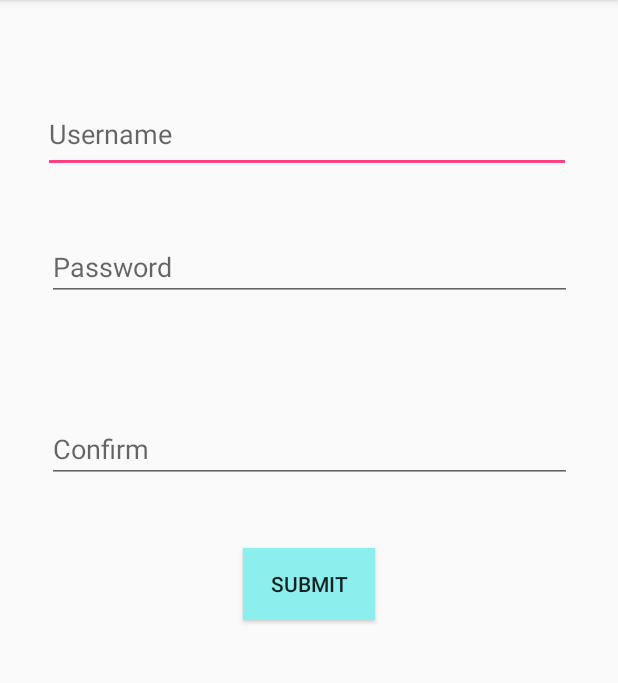
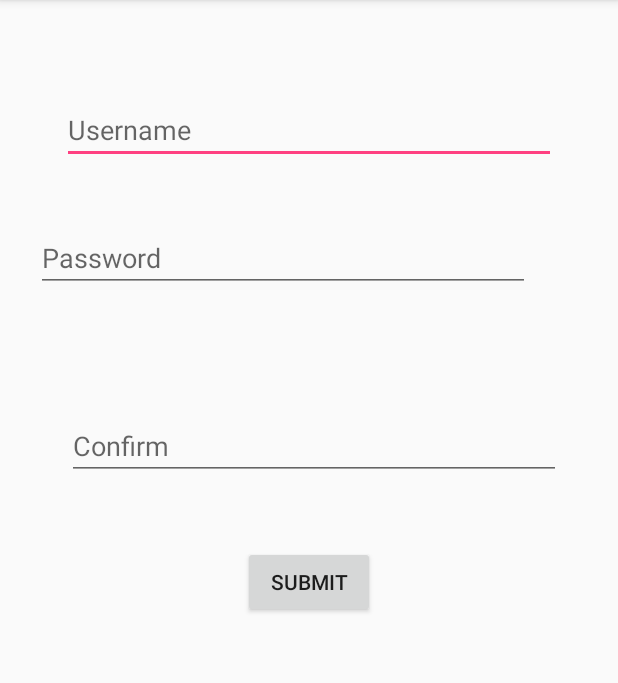
Before and after one commit to WangHexie/YunNote, an Android app: the RegisterActivity screen opened directly, with no data from a screen before it, on a phone screen of 412 x 824 dp, the part 84-767 px from its top. Run offline under Robolectric (Android 15) with nearby library versions, the phone set to English and light mode, and no system bars.

Commit message:
update UI

```diff
--- a/client/MobileApp/app/src/main/res/layout/activity_register.xml
+++ b/client/MobileApp/app/src/main/res/layout/activity_register.xml
@@ -8,10 +8,10 @@
 
     <EditText
         android:id="@+id/username"
-        android:layout_width="352dp"
-        android:layout_height="51dp"
-        android:layout_marginEnd="11dp"
-        android:layout_marginStart="8dp"
+        android:layout_width="329dp"
+        android:layout_height="wrap_content"
+        android:layout_marginEnd="24dp"
+        android:layout_marginStart="24dp"
         android:layout_marginTop="64dp"
         android:ems="10"
         android:hint="Username"
@@ -22,34 +22,35 @@
 
     <EditText
         android:id="@+id/password"
-        android:layout_width="350dp"
+        android:layout_width="329dp"
         android:layout_height="wrap_content"
-        android:layout_marginEnd="8dp"
-        android:layout_marginStart="8dp"
+        android:layout_marginEnd="24dp"
+        android:layout_marginStart="24dp"
         android:layout_marginTop="40dp"
         android:ems="10"
         android:hint="Password"
         android:inputType="textPassword"
         app:layout_constraintEnd_toEndOf="parent"
+        app:layout_constraintHorizontal_bias="0.0"
         app:layout_constraintStart_toStartOf="parent"
         app:layout_constraintTop_toBottomOf="@+id/username" />
 
     <EditText
         android:id="@+id/pass_confirm"
-        android:layout_width="350dp"
-        android:layout_height="45dp"
+        android:layout_width="329dp"
+        android:layout_height="wrap_content"
         android:layout_marginBottom="8dp"
-        android:layout_marginEnd="8dp"
-        android:layout_marginStart="8dp"
-        android:layout_marginTop="8dp"
+        android:layout_marginEnd="24dp"
+        android:layout_marginStart="24dp"
         android:ems="10"
         android:hint="Confirm"
         android:inputType="textPassword"
         app:layout_constraintBottom_toBottomOf="parent"
         app:layout_constraintEnd_toEndOf="parent"
+        app:layout_constraintHorizontal_bias="0.6"
         app:layout_constraintStart_toStartOf="parent"
         app:layout_constraintTop_toBottomOf="@+id/password"
-        app:layout_constraintVertical_bias="0.134" />
+        app:layout_constraintVertical_bias="0.154" />
 
     <Button
         android:id="@+id/sub_btn"
@@ -60,7 +61,6 @@
         android:layout_marginStart="8dp"
         android:layout_marginTop="8dp"
         android:text="Submit"
-        android:background="#8DEEEE"
         app:layout_constraintBottom_toBottomOf="parent"
         app:layout_constraintEnd_toEndOf="parent"
         app:layout_constraintStart_toStartOf="parent"
--- a/client/MobileApp/app/src/main/res/layout/content_enter.xml
+++ b/client/MobileApp/app/src/main/res/layout/content_enter.xml
@@ -13,8 +13,8 @@
     <ProgressBar
         android:id="@+id/progressBar2"
         style="?android:attr/progressBarStyle"
-        android:layout_width="107dp"
-        android:layout_height="78dp"
+        android:layout_width="100dp"
+        android:layout_height="71dp"
         app:layout_constraintBottom_toBottomOf="parent"
         app:layout_constraintEnd_toEndOf="parent"
         app:layout_constraintHorizontal_bias="0.501"
```
Also changed, not shown: client/MobileApp/app/src/main/java/com/app/mobile/mobileapp/DocModifyActivity.java (+37 -3 lines), client/MobileApp/app/src/main/java/com/app/mobile/mobileapp/doc_list_Activity.java (+18 -0 lines), client/MobileApp/app/src/main/res/layout/activity_doc_list.xml (+2 -8 lines), client/MobileApp/app/src/main/res/layout/activity_doc_modify.xml (+25 -6 lines), client/MobileApp/app/src/main/res/layout/activity_login.xml (+18 -18 lines).
